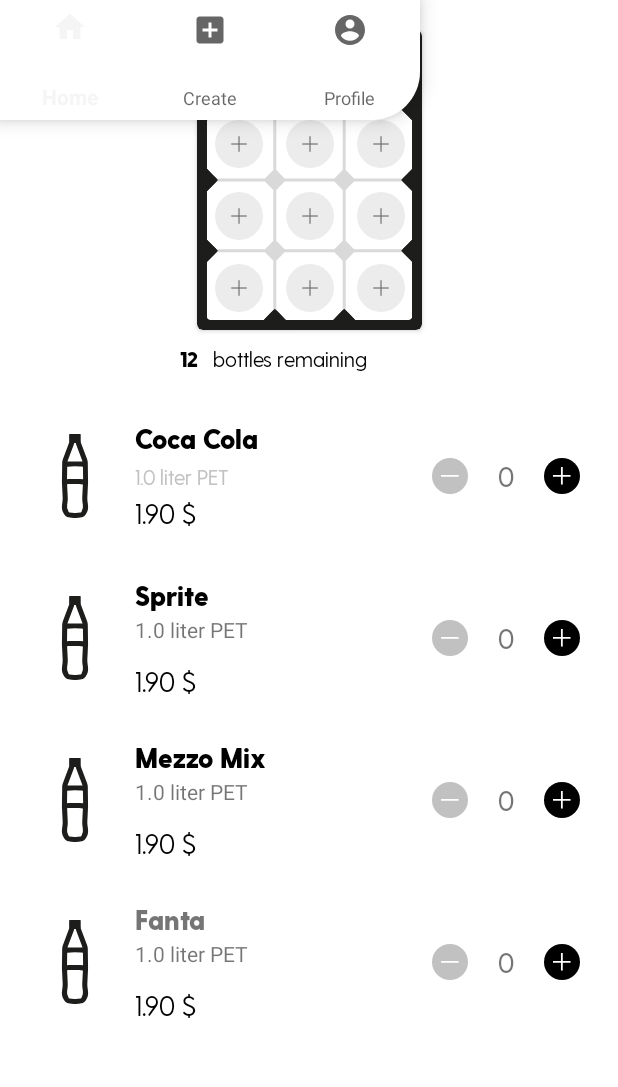
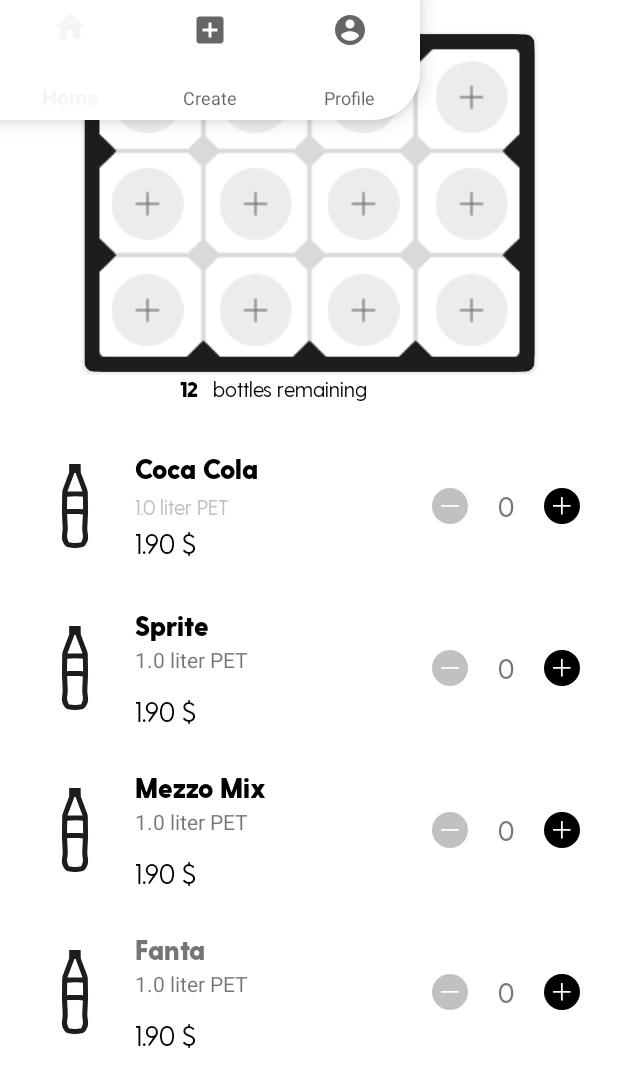
Before and after one commit to vib6445/Carsten, an Android app: the fragment LemonadeFragment placed in its activity, on a phone screen of 412 x 824 dp. Shown: the top 1087 px of the screen. Run offline under Robolectric (Android 15) with nearby library versions, the phone set to English and light mode, and no system bars.

Commit message:
Merged Michi and Vince

```diff
--- a/app/src/main/res/layout/fragment_lemonade.xml
+++ b/app/src/main/res/layout/fragment_lemonade.xml
@@ -20,7 +20,8 @@
 
             <androidx.constraintlayout.widget.ConstraintLayout
                 android:layout_width="match_parent"
-                android:layout_height="210dp">
+                android:layout_height="230dp"
+                >
 
                 <androidx.cardview.widget.CardView
                     android:layout_width="wrap_content"
@@ -30,7 +31,11 @@
                     app:cardCornerRadius="4dp"
                     app:layout_constraintEnd_toEndOf="parent"
                     app:layout_constraintStart_toStartOf="parent"
-                    app:layout_constraintTop_toTopOf="parent">
+                    app:layout_constraintTop_toTopOf="parent"
+                    android:layout_marginTop="15dp"
+                    android:rotation="90"
+                    android:scaleY="-1.5"
+                    android:scaleX="1.5">
 
                     <TableLayout
                         android:layout_width="150dp"
```
